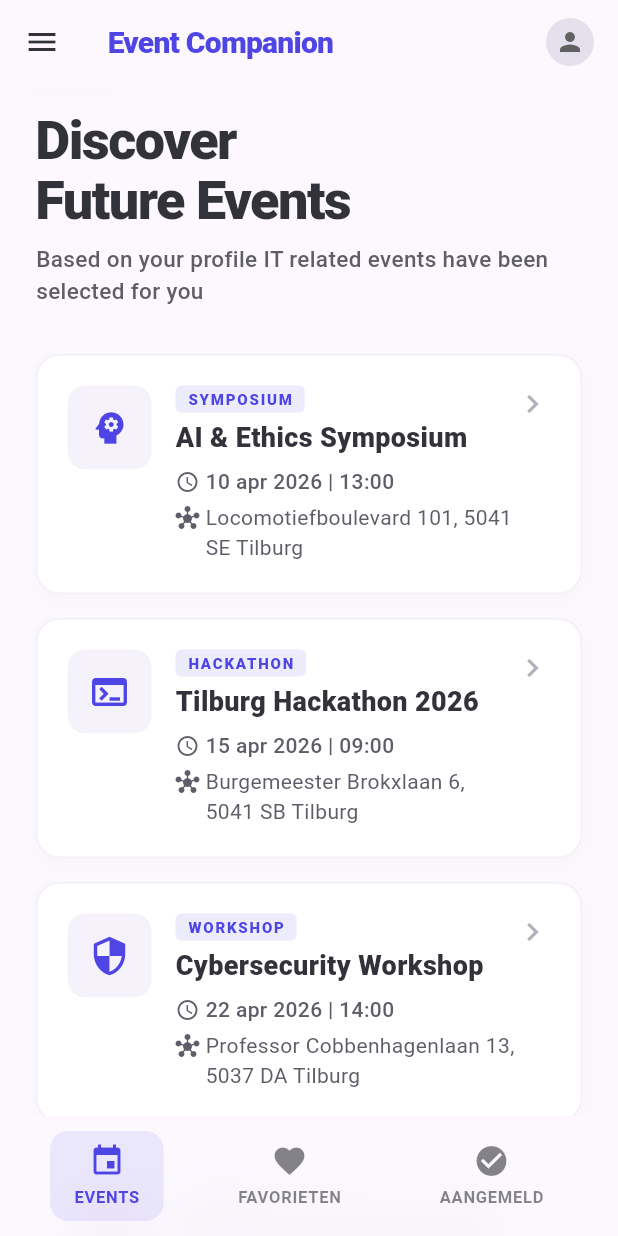
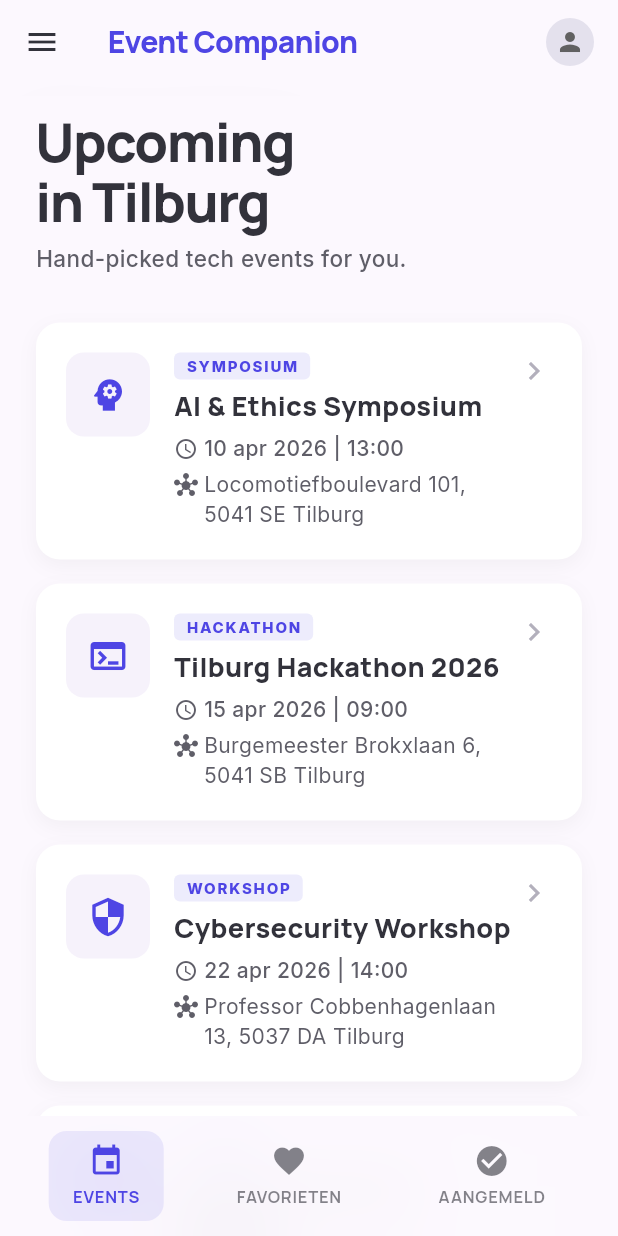
Before and after one commit to MerijnJo/event_companion, a Flutter app: the screen it shows after launch, on a phone screen of 412 x 824 dp. Run offline on Flutter 3.47's test engine with Material 3 defaults, Android fonts, the phone set to English and light mode, and no system bars; our stand-ins replace google_fonts; missing offline and left inert: mobile_scanner.

Commit message:
Integrate Google Fonts for improved typography across event screens

```diff
--- a/lib/main.dart
+++ b/lib/main.dart
@@ -1,4 +1,5 @@
 import 'package:flutter/material.dart';
+import 'package:google_fonts/google_fonts.dart';
 import 'screens/event_list_screen.dart';
 
 void main() {
@@ -18,6 +19,7 @@ class EventCompanionApp extends StatelessWidget {
           surface: const Color(0xFFFCF8FE),
           brightness: Brightness.light,
         ),
+        fontFamily: GoogleFonts.inter().fontFamily,
         scaffoldBackgroundColor: const Color(0xFFFCF8FE),
         useMaterial3: true,
         cardTheme: CardThemeData(
--- a/lib/screens/event_list_screen.dart
+++ b/lib/screens/event_list_screen.dart
@@ -1,5 +1,6 @@
 import 'dart:ui';
 import 'package:flutter/material.dart';
+import 'package:google_fonts/google_fonts.dart';
 import '../data/event_repository.dart';
 import 'event_detail_screen.dart';
 
@@ -66,7 +67,7 @@ class _EventListScreenState extends State<EventListScreen> {
             const SizedBox(height: 4),
             Text(
               label.toUpperCase(),
-              style: TextStyle(
+              style: GoogleFonts.manrope(
                 fontSize: 11,
                 fontWeight: FontWeight.w700,
                 letterSpacing: 0.5,
@@ -81,16 +82,15 @@ class _EventListScreenState extends State<EventListScreen> {
 
   @override
   Widget build(BuildContext context) {
-    String headerTitle = 'Discover\nFuture Events';
-    String headerSubtitle =
-        'Based on your profile IT related events have been selected for you';
+    String headerTitle = 'Upcoming\nin Tilburg';
+    String headerSubtitle = 'Hand-picked tech events for you.';
 
     if (_selectedIndex == 1) {
-      headerTitle = 'Your\nFavorites';
-      headerSubtitle = 'Events you have saved for later';
+      headerTitle = 'Saved\nfor Later';
+      headerSubtitle = 'Your favorite hand-picked events.';
     } else if (_selectedIndex == 2) {
-      headerTitle = 'Your\nRegistrations';
-      headerSubtitle = 'Events you are attending';
+      headerTitle = 'Ready\nto Go';
+      headerSubtitle = 'Events you are currently attending.';
     }
 
     return Scaffold(
@@ -109,9 +109,9 @@ class _EventListScreenState extends State<EventListScreen> {
                 icon: const Icon(Icons.menu, color: Color(0xFF32323B)),
                 onPressed: () {},
               ),
-              title: const Text(
+              title: Text(
                 'Event Companion',
-                style: TextStyle(
+                style: GoogleFonts.manrope(
                   color: Color(0xFF4E45E4),
                   fontWeight: FontWeight.w800,
                   fontSize: 20,
@@ -162,7 +162,7 @@ class _EventListScreenState extends State<EventListScreen> {
                     children: [
                       Text(
                         headerTitle,
-                        style: const TextStyle(
+                        style: GoogleFonts.manrope(
                           fontSize: 36,
                           fontWeight: FontWeight.w800,
                           height: 1.1,
@@ -189,8 +189,8 @@ class _EventListScreenState extends State<EventListScreen> {
                   child: Center(
                     child: Text(
                       _selectedIndex == 1
-                          ? 'Je hebt nog geen favorieten opgeslagen.'
-                          : 'Je hebt je nog nergens voor aangemeld.',
+                          ? 'You haven\'t saved any favorites yet.'
+                          : 'You aren\'t attending any events yet.',
                       style: const TextStyle(color: Color(0xFF5F5E68)),
                     ),
                   ),
@@ -217,11 +217,9 @@ class _EventListScreenState extends State<EventListScreen> {
                           decoration: BoxDecoration(
                             color: Colors.white,
                             borderRadius: BorderRadius.circular(16),
-                            border: Border.all(
-                                color: const Color(0xFFE4E1ED).withOpacity(0.5)),
                             boxShadow: [
                               BoxShadow(
-                                color: Colors.black.withOpacity(0.02),
+                                color: Colors.black.withOpacity(0.04),
                                 blurRadius: 10,
                                 offset: const Offset(0, 4),
                               ),
@@ -269,7 +267,7 @@ class _EventListScreenState extends State<EventListScreen> {
                                     const SizedBox(height: 6),
                                     Text(
                                       event.title,
-                                      style: const TextStyle(
+                                      style: GoogleFonts.manrope(
                                         fontSize: 18,
                                         fontWeight: FontWeight.w800,
                                         color: Color(0xFF32323B),
--- a/pubspec.yaml
+++ b/pubspec.yaml
@@ -22,6 +22,7 @@ dependencies:
 
   # Shared Preferences for saving "Favorieten" locally on the device
   shared_preferences: ^2.3.2
+  google_fonts: ^8.0.2
 
 dev_dependencies:
   flutter_test:
```
Also changed, not shown: lib/screens/event_detail_screen.dart (+9 -8 lines), pubspec.lock.
